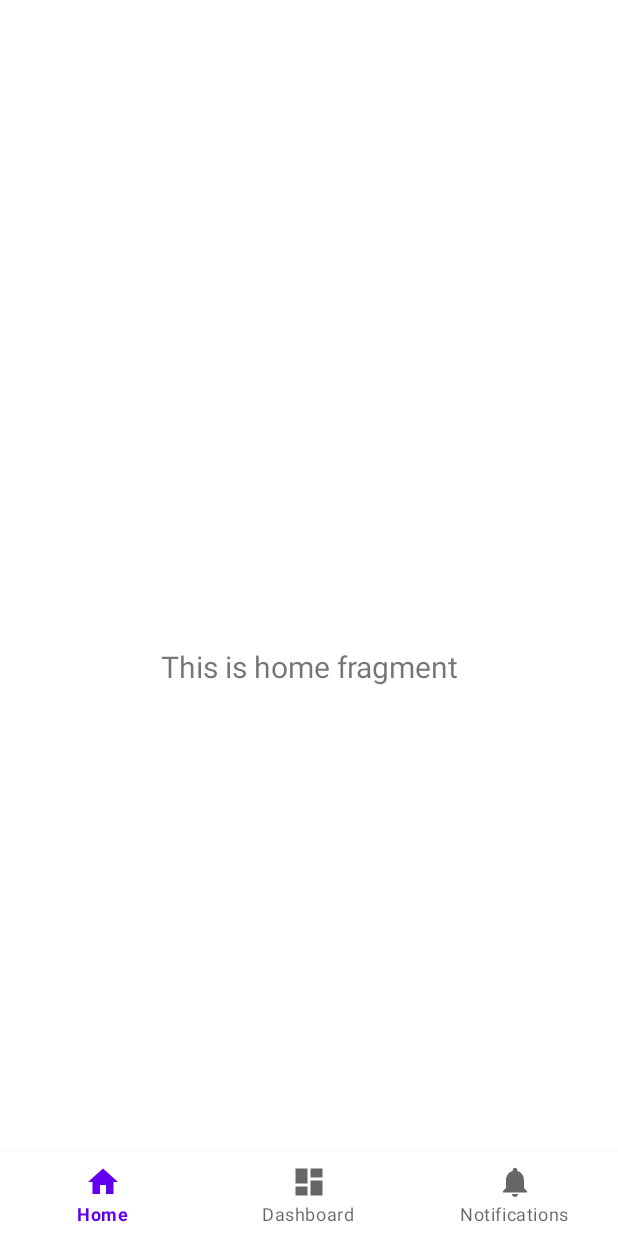
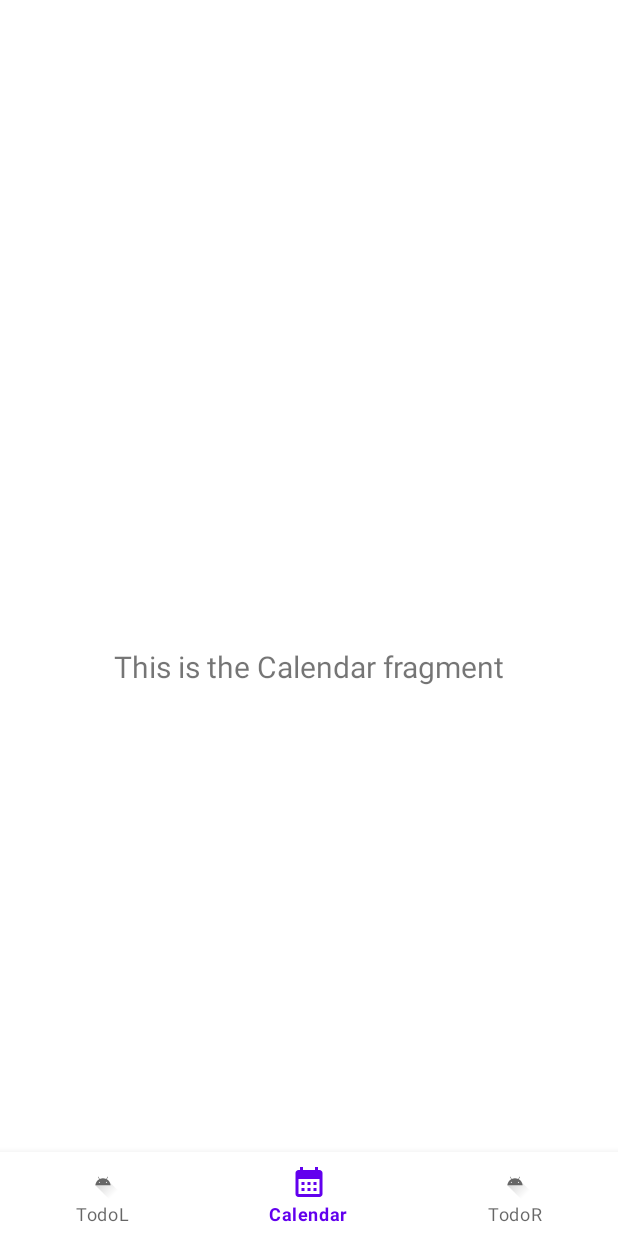
Before and after one commit to rgxkokimoto/PlanPalMobile, an Android app: the screen it shows after launch once a user with an empty profile is signed in (MainActivity), on a phone screen of 412 x 824 dp. Run offline under Robolectric (Android 15) with nearby library versions, the phone set to English and light mode, and no system bars; our stand-ins replace Firebase (no records; nobody signed in at launch, a user with empty details on screens opened directly), navigation-ui.

Commit message:
Commit general raiz para las demas ramas

```diff
--- a/app/src/main/java/com/example/planpalmobile/MainActivity.java
+++ b/app/src/main/java/com/example/planpalmobile/MainActivity.java
@@ -28,7 +28,7 @@ public class MainActivity extends AppCompatActivity {
         // Passing each menu ID as a set of Ids because each
         // menu should be considered as top level destinations.
         AppBarConfiguration appBarConfiguration = new AppBarConfiguration.Builder(
-                R.id.navigation_home, R.id.navigation_dashboard, R.id.navigation_notifications)
+                R.id.navigation_calendar, R.id.navigation_dashboard, R.id.navigation_notifications)
                 .build();
 
         ActionBar actionBar = getSupportActionBar();
--- a/app/src/main/java/com/example/planpalmobile/ui/home/HomeFragment.java
+++ b/app/src/main/java/com/example/planpalmobile/ui/calendar/CalendarFragment.java
@@ -1,4 +1,4 @@
-package com.example.planpalmobile.ui.home;
+package com.example.planpalmobile.ui.calendar;
 
 import android.os.Bundle;
 import android.view.LayoutInflater;
@@ -10,22 +10,23 @@ import androidx.annotation.NonNull;
 import androidx.fragment.app.Fragment;
 import androidx.lifecycle.ViewModelProvider;
 
-import com.example.planpalmobile.databinding.FragmentHomeBinding;
+import com.example.planpalmobile.databinding.FragmentCalendarBinding;
+import com.example.planpalmobile.databinding.FragmentCalendarBinding;
 
-public class HomeFragment extends Fragment {
+public class CalendarFragment extends Fragment {
 
-    private FragmentHomeBinding binding;
+    private FragmentCalendarBinding binding;
 
     public View onCreateView(@NonNull LayoutInflater inflater,
                              ViewGroup container, Bundle savedInstanceState) {
-        HomeViewModel homeViewModel =
-                new ViewModelProvider(this).get(HomeViewModel.class);
+        CalendarViewModel calendarViewModel =
+                new ViewModelProvider(this).get(CalendarViewModel.class);
 
-        binding = FragmentHomeBinding.inflate(inflater, container, false);
+        binding = FragmentCalendarBinding.inflate(inflater, container, false);
         View root = binding.getRoot();
 
         final TextView textView = binding.textHome;
-        homeViewModel.getText().observe(getViewLifecycleOwner(), textView::setText);
+        calendarViewModel.getText().observe(getViewLifecycleOwner(), textView::setText);
         return root;
     }
 
--- a/app/src/main/java/com/example/planpalmobile/ui/home/HomeViewModel.java
+++ b/app/src/main/java/com/example/planpalmobile/ui/calendar/CalendarViewModel.java
@@ -1,16 +1,16 @@
-package com.example.planpalmobile.ui.home;
+package com.example.planpalmobile.ui.calendar;
 
 import androidx.lifecycle.LiveData;
 import androidx.lifecycle.MutableLiveData;
 import androidx.lifecycle.ViewModel;
 
-public class HomeViewModel extends ViewModel {
+public class CalendarViewModel extends ViewModel {
 
     private final MutableLiveData<String> mText;
 
-    public HomeViewModel() {
+    public CalendarViewModel() {
         mText = new MutableLiveData<>();
-        mText.setValue("This is home fragment");
+        mText.setValue("This is the Calendar fragment");
     }
 
     public LiveData<String> getText() {
--- /dev/null
+++ b/app/src/main/res/drawable/baseline_calendar_month_24.xml
@@ -0,0 +1,5 @@
+<vector xmlns:android="http://schemas.android.com/apk/res/android" android:height="24dp" android:tint="#000000" android:viewportHeight="24" android:viewportWidth="24" android:width="24dp">
+
+    <path android:fillColor="@android:color/white" android:pathData="M19,4h-1V2h-2v2H8V2H6v2H5C3.89,4 3.01,4.9 3.01,6L3,20c0,1.1 0.89,2 2,2h14c1.1,0 2,-0.9 2,-2V6C21,4.9 20.1,4 19,4zM19,20H5V10h14V20zM9,14H7v-2h2V14zM13,14h-2v-2h2V14zM17,14h-2v-2h2V14zM9,18H7v-2h2V18zM13,18h-2v-2h2V18zM17,18h-2v-2h2V18z"/>
+
+</vector>
--- a/app/src/main/res/layout/fragment_home.xml
+++ b/app/src/main/res/layout/fragment_calendar.xml
@@ -4,7 +4,7 @@
     xmlns:tools="http://schemas.android.com/tools"
     android:layout_width="match_parent"
     android:layout_height="match_parent"
-    tools:context=".ui.home.HomeFragment">
+    tools:context=".ui.calendar.CalendarFragment">
 
     <TextView
         android:id="@+id/text_home"
--- a/app/src/main/res/menu/bottom_nav_menu.xml
+++ b/app/src/main/res/menu/bottom_nav_menu.xml
@@ -1,19 +1,21 @@
 <?xml version="1.0" encoding="utf-8"?>
 <menu xmlns:android="http://schemas.android.com/apk/res/android">
 
-    <item
-        android:id="@+id/navigation_home"
-        android:icon="@drawable/ic_home_black_24dp"
-        android:title="@string/title_home" />
+
 
     <item
         android:id="@+id/navigation_dashboard"
-        android:icon="@drawable/ic_dashboard_black_24dp"
-        android:title="@string/title_dashboard" />
+        android:icon="@drawable/ic_launcher_foreground"
+        android:title="@string/title_todoLeft" />
+
+    <item
+        android:id="@+id/navigation_calendar"
+        android:icon="@drawable/baseline_calendar_month_24"
+        android:title="@string/title_calendar"/>
 
     <item
         android:id="@+id/navigation_notifications"
-        android:icon="@drawable/ic_notifications_black_24dp"
-        android:title="@string/title_notifications" />
+        android:icon="@drawable/ic_launcher_foreground"
+        android:title="@string/title_todoRight" />
 
 </menu>
--- a/app/src/main/res/navigation/mobile_navigation.xml
+++ b/app/src/main/res/navigation/mobile_navigation.xml
@@ -3,23 +3,23 @@
     xmlns:app="http://schemas.android.com/apk/res-auto"
     xmlns:tools="http://schemas.android.com/tools"
     android:id="@+id/mobile_navigation"
-    app:startDestination="@+id/navigation_home">
+    app:startDestination="@+id/navigation_calendar">
 
     <fragment
-        android:id="@+id/navigation_home"
-        android:name="com.example.planpalmobile.ui.home.HomeFragment"
-        android:label="@string/title_home"
-        tools:layout="@layout/fragment_home" />
+        android:id="@+id/navigation_calendar"
+        android:name="com.example.planpalmobile.ui.calendar.CalendarFragment"
+        android:label="@string/title_calendar"
+        tools:layout="@layout/fragment_calendar" />
 
     <fragment
         android:id="@+id/navigation_dashboard"
         android:name="com.example.planpalmobile.ui.dashboard.DashboardFragment"
-        android:label="@string/title_dashboard"
+        android:label="@string/title_todoLeft"
         tools:layout="@layout/fragment_dashboard" />
 
     <fragment
         android:id="@+id/navigation_notifications"
         android:name="com.example.planpalmobile.ui.notifications.NotificationsFragment"
-        android:label="@string/title_notifications"
+        android:label="@string/title_todoRight"
         tools:layout="@layout/fragment_notifications" />
 </navigation>
--- a/app/src/main/res/values/strings.xml
+++ b/app/src/main/res/values/strings.xml
@@ -1,8 +1,8 @@
 <resources>
     <string name="app_name">PlanPalMobile</string>
-    <string name="title_home">Home</string>
-    <string name="title_dashboard">Dashboard</string>
-    <string name="title_notifications">Notifications</string>
+    <string name="title_calendar">Calendar</string>
+    <string name="title_todoLeft">TodoL</string>
+    <string name="title_todoRight">TodoR</string>
     <string name="title_activity_login">LoginActivity</string>
     <string name="prompt_email">Email</string>
     <string name="prompt_password">Password</string>
```
